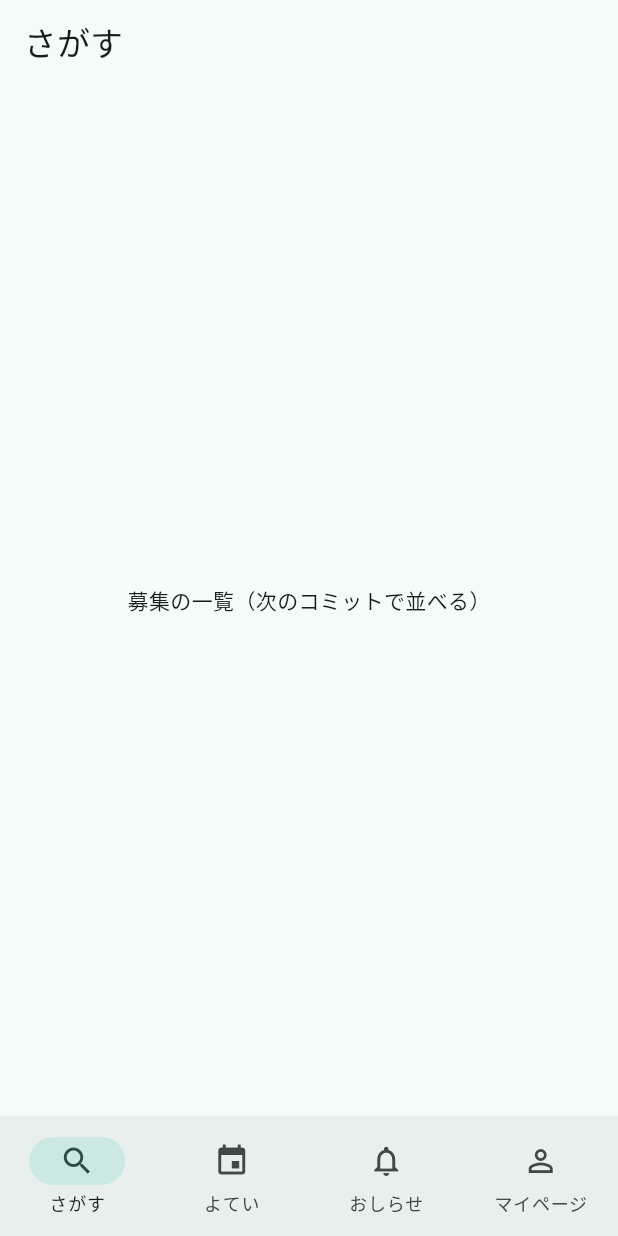
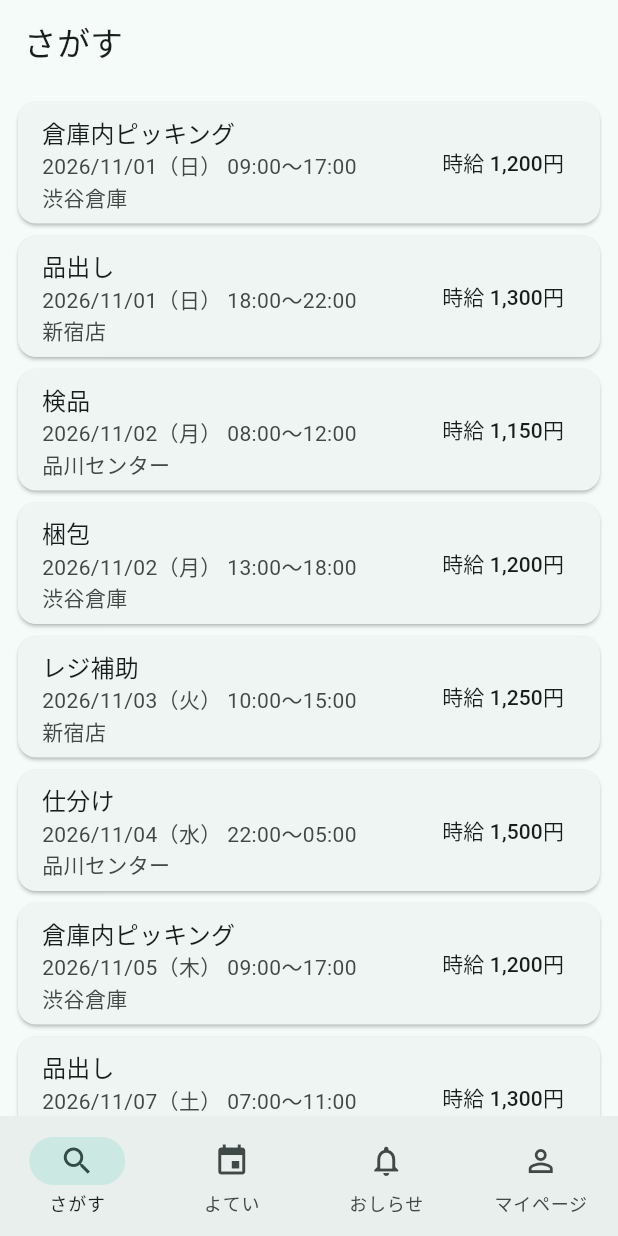
Before and after one commit to hata-junnosuke/next_team, a Flutter app: the screen it shows after launch, on a phone screen of 412 x 824 dp. Run offline on Flutter 3.47's test engine with Material 3 defaults, Android fonts, the phone set to English and light mode, and no system bars; our stand-ins replace go_router.

Commit message:
feat(mobile): issue #31 T6 偽データの募集一覧
- features/jobs/domain/job_posting.dart に募集のモデル（WorkerJobPostingResource の項目に合わせる）
- features/jobs/data/fake_job_repository.dart に、勤務日を今日から数えた 10 件の偽データ
- core/format.dart に日付・時間帯・金額の表示の形（docs/01 の 7A.4）
- さがすに ListView.builder で募集を並べる（1 行は job_list_tile.dart）

Co-Authored-By: Claude Opus 5.5 <noreply@anthropic.com>

```diff
--- /dev/null
+++ b/mobile/lib/core/format.dart
@@ -0,0 +1,32 @@
+// 日付・時刻・金額の表示の形をそろえる関数。
+// 形は docs/01 の 7A.4（web の 7.5 と同じ）: 2026/09/20（日）、09:00〜17:00、1,200円。
+// Next.js で言うと web/ の lib/format.ts に当たる。
+// 日付の書式のパッケージ（intl）は docs/01 の表にないので、手で書く。
+//
+// DateTime: https://api.dart.dev/dart-core/DateTime-class.html
+// 文字列の補間（'$x' '${式}'）: https://dart.dev/language/built-in-types#strings
+
+// 曜日。DateTime.weekday は 月曜 = 1 … 日曜 = 7 なので、[weekday - 1] で引く。
+const _weekdays = ['月', '火', '水', '木', '金', '土', '日'];
+
+// 2026/09/20（日）
+String formatDate(DateTime date) {
+  // padLeft(2, '0'): 2 桁に満たなければ前を 0 で埋める（9 → 09）。
+  final month = date.month.toString().padLeft(2, '0');
+  final day = date.day.toString().padLeft(2, '0');
+  // '$x' で変数を、'${式}' で式の結果を文字列に埋め込む（JavaScript のテンプレート文字列 `${x}`）。
+  return '${date.year}/$month/$day（${_weekdays[date.weekday - 1]}）';
+}
+
+// 09:00〜17:00（終了が開始より前なら深夜をまたぐ勤務。表示はそのまま並べる）
+String formatTimeRange(String start, String end) => '$start〜$end';
+
+// 1,200円
+String formatYen(int amount) {
+  // 3 桁ごとにカンマを入れる。正規表現で「後ろに 3 の倍数の桁が続く位置」を探して , を入れる。
+  final digits = amount.toString().replaceAllMapped(
+    RegExp(r'\B(?=(\d{3})+(?!\d))'),
+    (_) => ',',
+  );
+  return '$digits円';
+}
--- /dev/null
+++ b/mobile/lib/features/jobs/data/fake_job_repository.dart
@@ -0,0 +1,134 @@
+// 偽のリポジトリ。コードに直書きした 10 件の募集を返す。
+// リポジトリ = 「データをどこから取るか」を画面から隠す層。画面は「募集の一覧をちょうだい」と頼むだけで、
+// 相手が偽物か本物の API かを知らない。Step 7 で ApiJobRepository（API を呼ぶ）に差し替える。
+// Rails で言うと、コントローラが ActiveRecord を直接呼ばずにサービスを通すのに近い。
+// Next.js で言うと web/ の lib/api.ts（画面は fetch を直接書かない）に当たる。
+//
+// なぜリポジトリ層を挟むか（公式の構成ガイド）: https://docs.flutter.dev/app-architecture/guide
+
+// DateUtils（日付だけを取り出す道具）を使うために読み込む。
+import 'package:flutter/material.dart';
+
+import '../domain/job_posting.dart';
+
+class FakeJobRepository {
+  const FakeJobRepository();
+
+  // 拠点は 3 つ。static const: インスタンスを作らずに使える、クラスに 1 つだけの定数（Ruby のクラス定数）。
+  // 名前の先頭の _ は「このファイルの外から見えない」印（Ruby の private。Dart には private キーワードがない）。
+  static const _shibuya = JobLocation(id: 1, name: '渋谷倉庫');
+  static const _shinjuku = JobLocation(id: 2, name: '新宿店');
+  static const _shinagawa = JobLocation(id: 3, name: '品川センター');
+
+  // 募集の一覧。勤務日 → 開始時刻の順に並べて返す（API の並び順と同じ。docs/01 の 6.11）。
+  // List<JobPosting>: JobPosting だけが入るリスト（TypeScript の JobPosting[]）。
+  List<JobPosting> fetchJobPostings() {
+    // 勤務日は「今日から何日後か」で作る。固定の日付にすると、日がたつと全部過去の募集になってしまうため。
+    final today = DateUtils.dateOnly(DateTime.now());
+    // 関数の中に書いた関数（ローカル関数）。引数の day は「今日から何日後か」。
+    DateTime daysLater(int day) => today.add(Duration(days: day));
+
+    return [
+      JobPosting(
+        id: 1,
+        location: _shibuya,
+        jobTitle: '倉庫内ピッキング',
+        workDate: daysLater(0),
+        startTime: '09:00',
+        endTime: '17:00',
+        hourlyWage: 1200,
+        transportAllowance: 500,
+      ),
+      JobPosting(
+        id: 2,
+        location: _shinjuku,
+        jobTitle: '品出し',
+        workDate: daysLater(0),
+        startTime: '18:00',
+        endTime: '22:00',
+        hourlyWage: 1300,
+        transportAllowance: 0,
+      ),
+      JobPosting(
+        id: 3,
+        location: _shinagawa,
+        jobTitle: '検品',
+        workDate: daysLater(1),
+        startTime: '08:00',
+        endTime: '12:00',
+        hourlyWage: 1150,
+        transportAllowance: 400,
+      ),
+      JobPosting(
+        id: 4,
+        location: _shibuya,
+        jobTitle: '梱包',
+        workDate: daysLater(1),
+        startTime: '13:00',
+        endTime: '18:00',
+        hourlyWage: 1200,
+        transportAllowance: 500,
+      ),
+      JobPosting(
+        id: 5,
+        location: _shinjuku,
+        jobTitle: 'レジ補助',
+        workDate: daysLater(2),
+        startTime: '10:00',
+        endTime: '15:00',
+        hourlyWage: 1250,
+        transportAllowance: 0,
+      ),
+      JobPosting(
+        id: 6,
+        location: _shinagawa,
+        jobTitle: '仕分け',
+        workDate: daysLater(3),
+        startTime: '22:00',
+        endTime: '05:00',
+        hourlyWage: 1500,
+        transportAllowance: 600,
+      ),
+      JobPosting(
+        id: 7,
+        location: _shibuya,
+        jobTitle: '倉庫内ピッキング',
+        workDate: daysLater(4),
+        startTime: '09:00',
+        endTime: '17:00',
+        hourlyWage: 1200,
+        transportAllowance: 500,
+      ),
+      JobPosting(
+        id: 8,
+        location: _shinjuku,
+        jobTitle: '品出し',
+        workDate: daysLater(6),
+        startTime: '07:00',
+        endTime: '11:00',
+        hourlyWage: 1300,
+        transportAllowance: 0,
+      ),
+      JobPosting(
+        id: 9,
+        location: _shinagawa,
+        jobTitle: '検品',
+        workDate: daysLater(9),
+        startTime: '13:00',
+        endTime: '17:00',
+        hourlyWage: 1150,
+        transportAllowance: 400,
+      ),
+      JobPosting(
+        id: 10,
+        location: _shibuya,
+        jobTitle: '棚卸し',
+        workDate: daysLater(12),
+        startTime: '20:00',
+        endTime: '23:00',
+        hourlyWage: 1400,
+        transportAllowance: 500,
+      ),
+    ];
+  }
+}
--- /dev/null
+++ b/mobile/lib/features/jobs/domain/job_posting.dart
@@ -0,0 +1,44 @@
+// 募集のモデル（データの型）。画面とリポジトリの両方がこの型でやりとりする。
+// TypeScript で言うと web/ の zod スキーマから作る型（type JobPosting = z.infer<...>）に当たる。
+// 項目は docs/01 の 6.11 の WorkerJobPostingResource に合わせ、Step 7 で API に替えても画面を直さずに済むようにする。
+// 残り枠（capacity / remaining）は「残り○枠」のバッジのコミットで足す。
+//
+// クラス: https://dart.dev/language/classes
+// コンストラクタ: https://dart.dev/language/constructors
+
+// 拠点（WorkerJobPostingResource の location: {id, name}）。
+class JobLocation {
+  // this.id: 受け取った引数をそのままフィールドに入れる短い書き方（TypeScript の constructor(public id: number)）。
+  const JobLocation({required this.id, required this.name});
+
+  final int id;
+  final String name;
+}
+
+// 募集 1 件。全部の項目が final なので、作ったあとは変えられない（不変）。
+// 変えたいときは新しい値を作る（React の state を直接書き換えないのと同じ考え方）。
+class JobPosting {
+  const JobPosting({
+    required this.id,
+    required this.location,
+    required this.jobTitle,
+    required this.workDate,
+    required this.startTime,
+    required this.endTime,
+    required this.hourlyWage,
+    required this.transportAllowance,
+  });
+
+  final int id;
+  final JobLocation location;
+  // 職種（job_title）。Dart の名前は lowerCamelCase にする（JSON の snake_case との変換は fromJson のコミットで書く）。
+  final String jobTitle;
+  // 勤務日。時刻は使わず、日付だけを見る。
+  final DateTime workDate;
+  // 開始・終了の時刻は API と同じ "09:00" の文字列のまま持つ（表示するだけで計算しないため）。
+  final String startTime;
+  final String endTime;
+  // 時給と交通費（円）。
+  final int hourlyWage;
+  final int transportAllowance;
+}
--- a/mobile/lib/features/jobs/presentation/job_list_screen.dart
+++ b/mobile/lib/features/jobs/presentation/job_list_screen.dart
@@ -1,21 +1,34 @@
 // 募集一覧の画面（さがす タブ）。パスは /jobs。
-// Next.js で言うと app/jobs/page.tsx に当たる。
-// 今は見出しだけ。次のコミットで偽データの募集を並べる。
+// Next.js で言うと app/jobs/page.tsx に当たる。偽のリポジトリから募集を受け取って並べる。
 //
-// AppBar: https://api.flutter.dev/flutter/material/AppBar-class.html
+// ListView.builder: https://api.flutter.dev/flutter/widgets/ListView/ListView.builder.html
+// 長いリストの作例: https://docs.flutter.dev/cookbook/lists/long-lists
 
 import 'package:flutter/material.dart';
 
-// 表示するだけで状態を持たないので Stateless にする。
+import '../data/fake_job_repository.dart';
+import 'job_list_tile.dart';
+
+// 一覧は受け取ったデータを並べるだけで、自分では状態を持たないので Stateless にする。
 class JobListScreen extends StatelessWidget {
   const JobListScreen({super.key});
 
   @override
   Widget build(BuildContext context) {
+    // 今は build のたびに偽のリポジトリから受け取る（同期で返るので軽い）。
+    // Step 4 で Riverpod の Provider に移し、Step 7 で API の呼び出し（非同期）に替える。
+    final jobs = const FakeJobRepository().fetchJobPostings();
+
     // 下タブは外枠（ScaffoldWithNavBar）の Scaffold が持つ。ここの Scaffold は上のバーと本文だけを持つ。
     return Scaffold(
       appBar: AppBar(title: const Text('さがす')),
-      body: const Center(child: Text('募集の一覧（次のコミットで並べる）')),
+      // ListView.builder: 画面に見えている行だけを作るリスト（長くても軽い。React の仮想スクロールに近い）。
+      // itemBuilder は行の番号（index）を受け取って、その行の Widget を返す（jobs.map((job) => <JobListTile />) の 1 回分）。
+      body: ListView.builder(
+        padding: const EdgeInsets.all(8),
+        itemCount: jobs.length,
+        itemBuilder: (context, index) => JobListTile(job: jobs[index]),
+      ),
     );
   }
 }
--- /dev/null
+++ b/mobile/lib/features/jobs/presentation/job_list_tile.dart
@@ -0,0 +1,45 @@
+// 募集一覧の 1 行。日付・時間帯・拠点・職種・時給を出す。
+// React で言うと、一覧の map の中で返す <JobListItem job={job} /> コンポーネントに当たる。
+//
+// Card: https://api.flutter.dev/flutter/material/Card-class.html
+// ListTile: https://api.flutter.dev/flutter/material/ListTile-class.html
+
+import 'package:flutter/material.dart';
+
+import '../../../core/format.dart';
+import '../domain/job_posting.dart';
+
+// 受け取った募集を表示するだけなので Stateless にする（props だけで描く関数コンポーネント）。
+class JobListTile extends StatelessWidget {
+  const JobListTile({required this.job, super.key});
+
+  final JobPosting job;
+
+  @override
+  Widget build(BuildContext context) {
+    // Theme.of(context): いちばん近い祖先のテーマを読む（React の useContext(ThemeContext)）。
+    final textTheme = Theme.of(context).textTheme;
+
+    return Card(
+      // ListTile = 「上に見出し・下に補足・右に飾り」の 1 行の決まった形。
+      child: ListTile(
+        title: Text(job.jobTitle, style: textTheme.titleMedium),
+        // Column = 子を縦に並べる（CSS の flex-direction: column）。
+        subtitle: Column(
+          // crossAxisAlignment.start: 左寄せ（CSS の align-items: flex-start）。
+          crossAxisAlignment: CrossAxisAlignment.start,
+          children: [
+            Text(
+              '${formatDate(job.workDate)} ${formatTimeRange(job.startTime, job.endTime)}',
+            ),
+            Text(job.location.name),
+          ],
+        ),
+        trailing: Text(
+          '時給 ${formatYen(job.hourlyWage)}',
+          style: textTheme.titleSmall,
+        ),
+      ),
+    );
+  }
+}
```
